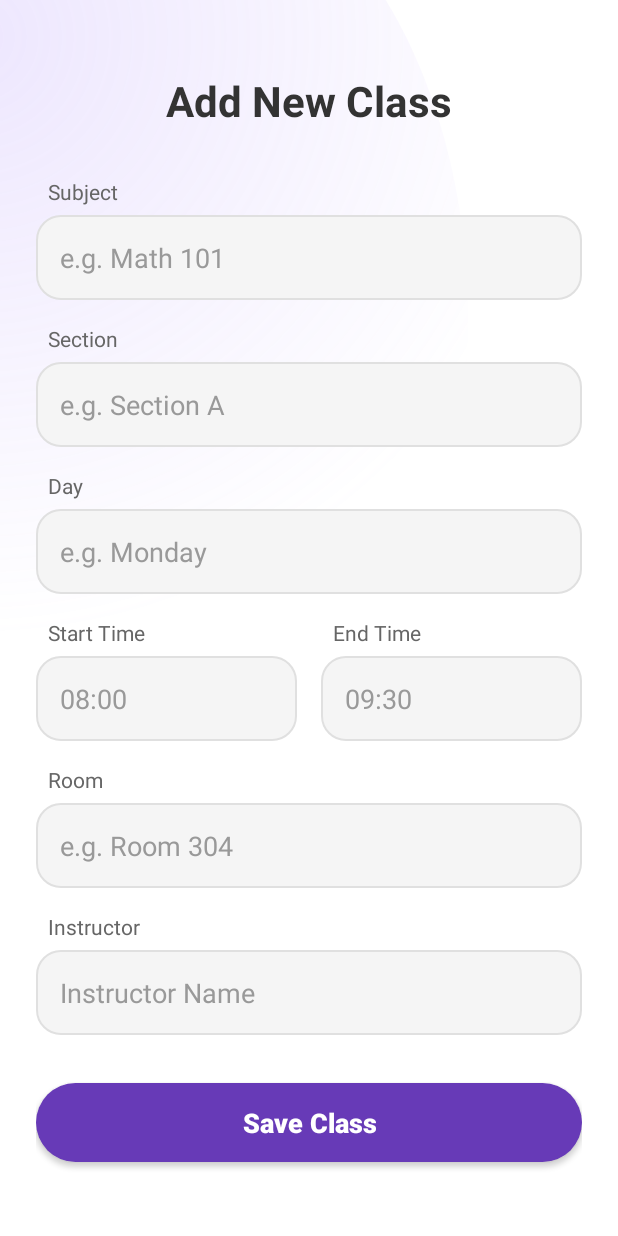
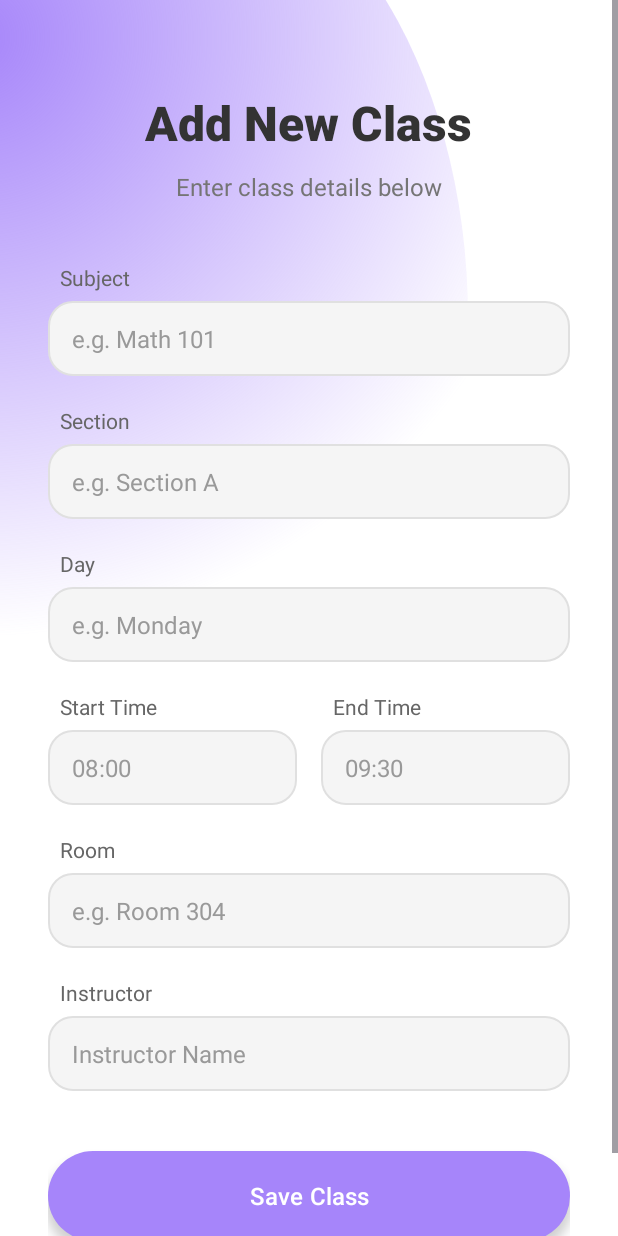
Before and after one commit to Hanes19/scheduling_mangement_system, an Android app: the layout activity_add_class.xml on its own in the app's theme, with its tools: preview values and no code run, on a phone screen of 412 x 824 dp. Run offline under Robolectric (Android 15) with nearby library versions, the phone set to English and light mode, and no system bars.

Commit message:
design_fixed

```diff
--- a/schedule_management/app/src/main/res/drawable/bg_main_gradient.xml
+++ b/schedule_management/app/src/main/res/drawable/bg_main_gradient.xml
@@ -15,7 +15,7 @@
         android:bottom="300dp">
         <shape android:shape="oval">
             <gradient
-                android:startColor="#33A685FA"
+                android:startColor="#FFA685FA"
                 android:endColor="#00FFFFFF"
                 android:type="radial"
                 android:gradientRadius="400dp"
--- a/schedule_management/app/src/main/res/layout/activity_add_class.xml
+++ b/schedule_management/app/src/main/res/layout/activity_add_class.xml
@@ -1,5 +1,6 @@
 <?xml version="1.0" encoding="utf-8"?>
 <ScrollView xmlns:android="http://schemas.android.com/apk/res/android"
+    xmlns:app="http://schemas.android.com/apk/res-auto"
     android:layout_width="match_parent"
     android:layout_height="match_parent"
     android:background="@drawable/bg_main_gradient"
@@ -9,19 +10,28 @@
         android:layout_width="match_parent"
         android:layout_height="wrap_content"
         android:orientation="vertical"
-        android:padding="24dp">
+        android:padding="32dp">
 
         <!-- Header -->
         <TextView
-            android:layout_width="match_parent"
+            android:layout_width="wrap_content"
             android:layout_height="wrap_content"
             android:text="Add New Class"
-            android:textColor="#333333"
-            android:textSize="28sp"
-            android:textStyle="bold"
-            android:gravity="center"
-            android:layout_marginTop="24dp"
-            android:layout_marginBottom="32dp"/>
+            android:textSize="32sp"
+            android:fontFamily="sans-serif-black"
+            android:layout_marginTop="28dp"
+            android:layout_marginBottom="10dp"
+            android:textColor="@color/text_dark"
+            android:layout_gravity="center_horizontal"/>
+
+        <TextView
+            android:layout_width="wrap_content"
+            android:layout_height="wrap_content"
+            android:text="Enter class details below"
+            android:textSize="16sp"
+            android:layout_marginBottom="40dp"
+            android:textColor="#757575"
+            android:layout_gravity="center_horizontal"/>
 
         <!-- Subject Input -->
         <TextView
@@ -36,14 +46,16 @@
         <EditText
             android:id="@+id/etSubject"
             android:layout_width="match_parent"
-            android:layout_height="wrap_content"
+            android:layout_height="50dp"
             android:background="@drawable/bg_input_rounded"
-            android:padding="16dp"
+            android:paddingStart="16dp"
+            android:paddingEnd="16dp"
             android:hint="e.g. Math 101"
-            android:textColor="#000000"
+            android:textColor="#333333"
             android:textColorHint="#999999"
+            android:textSize="16sp"
             android:inputType="textCapWords"
-            android:layout_marginBottom="16dp"/>
+            android:layout_marginBottom="20dp"/>
 
         <!-- Section Input -->
         <TextView
@@ -58,14 +70,16 @@
         <EditText
             android:id="@+id/etSection"
             android:layout_width="match_parent"
-            android:layout_height="wrap_content"
+            android:layout_height="50dp"
             android:background="@drawable/bg_input_rounded"
-            android:padding="16dp"
+            android:paddingStart="16dp"
+            android:paddingEnd="16dp"
             android:hint="e.g. Section A"
-            android:textColor="#000000"
+            android:textColor="#333333"
             android:textColorHint="#999999"
+            android:textSize="16sp"
             android:inputType="textCapCharacters"
-            android:layout_marginBottom="16dp"/>
+            android:layout_marginBottom="20dp"/>
 
         <!-- Day Input -->
         <TextView
@@ -80,14 +94,16 @@
         <EditText
             android:id="@+id/etDay"
             android:layout_width="match_parent"
-            android:layout_height="wrap_content"
+            android:layout_height="50dp"
             android:background="@drawable/bg_input_rounded"
-            android:padding="16dp"
+            android:paddingStart="16dp"
+            android:paddingEnd="16dp"
             android:hint="e.g. Monday"
-            android:textColor="#000000"
+            android:textColor="#333333"
             android:textColorHint="#999999"
+            android:textSize="16sp"
             android:inputType="textCapWords"
-            android:layout_marginBottom="16dp"/>
+            android:layout_marginBottom="20dp"/>
 
         <!-- Time Row -->
         <LinearLayout
@@ -95,7 +111,7 @@
             android:layout_height="wrap_content"
             android:orientation="horizontal"
             android:baselineAligned="false"
-            android:layout_marginBottom="16dp">
+            android:layout_marginBottom="20dp">
 
             <!-- Start Time -->
             <LinearLayout
@@ -117,13 +133,15 @@
                 <EditText
                     android:id="@+id/etStartTime"
                     android:layout_width="match_parent"
-                    android:layout_height="wrap_content"
+                    android:layout_height="50dp"
                     android:background="@drawable/bg_input_rounded"
-                    android:padding="16dp"
+                    android:paddingStart="16dp"
+                    android:paddingEnd="16dp"
                     android:hint="08:00"
-                    android:textColor="#000000"
+                    android:textColor="#333333"
                     android:textColorHint="#999999"
-                    android:inputType="number"/>
+                    android:textSize="16sp"
+                    android:inputType="time"/>
             </LinearLayout>
 
             <!-- End Time -->
@@ -146,13 +164,15 @@
                 <EditText
                     android:id="@+id/etEndTime"
                     android:layout_width="match_parent"
-                    android:layout_height="wrap_content"
+                    android:layout_height="50dp"
                     android:background="@drawable/bg_input_rounded"
-                    android:padding="16dp"
+                    android:paddingStart="16dp"
+                    android:paddingEnd="16dp"
                     android:hint="09:30"
-                    android:textColor="#000000"
+                    android:textColor="#333333"
                     android:textColorHint="#999999"
-                    android:inputType="number"/>
+                    android:textSize="16sp"
+                    android:inputType="time"/>
             </LinearLayout>
         </LinearLayout>
 
@@ -169,14 +189,16 @@
         <EditText
             android:id="@+id/etRoom"
             android:layout_width="match_parent"
-            android:layout_height="wrap_content"
+            android:layout_height="50dp"
             android:background="@drawable/bg_input_rounded"
-            android:padding="16dp"
+            android:paddingStart="16dp"
+            android:paddingEnd="16dp"
             android:hint="e.g. Room 304"
-            android:textColor="#000000"
+            android:textColor="#333333"
             android:textColorHint="#999999"
+            android:textSize="16sp"
             android:inputType="text"
-            android:layout_marginBottom="16dp"/>
+            android:layout_marginBottom="20dp"/>
 
         <!-- Instructor Input -->
         <TextView
@@ -191,28 +213,31 @@
         <EditText
             android:id="@+id/etInstructor"
             android:layout_width="match_parent"
-            android:layout_height="wrap_content"
+            android:layout_height="50dp"
             android:background="@drawable/bg_input_rounded"
-            android:padding="16dp"
+            android:paddingStart="16dp"
+            android:paddingEnd="16dp"
             android:hint="Instructor Name"
-            android:textColor="#000000"
+            android:textColor="#333333"
             android:textColorHint="#999999"
+            android:textSize="16sp"
             android:inputType="textPersonName"
-            android:layout_marginBottom="32dp"/>
+            android:layout_marginBottom="40dp"/>
 
         <!-- Action Button -->
-        <androidx.appcompat.widget.AppCompatButton
+        <Button
             android:id="@+id/btnSaveClass"
             android:layout_width="match_parent"
-            android:layout_height="wrap_content"
-            android:background="@drawable/bg_button_rounded"
+            android:layout_height="60dp"
+            android:text="Save Class"
+            android:textSize="16sp"
+            android:textAllCaps="false"
+            android:textColor="@color/white"
+            android:background="@drawable/btn_rounded_purple"
+            app:backgroundTint="@null"
             android:elevation="4dp"
-            android:padding="14dp"
-            android:text="Save Class"
-            android:textAllCaps="false"
-            android:textColor="#FFFFFF"
-            android:textSize="18sp"
-            android:textStyle="bold" />
+            android:stateListAnimator="@null"
+            android:layout_marginBottom="24dp"/>
 
     </LinearLayout>
 </ScrollView>
--- a/schedule_management/app/src/main/res/layout/activity_admin_dashboard.xml
+++ b/schedule_management/app/src/main/res/layout/activity_admin_dashboard.xml
@@ -1,18 +1,18 @@
 <?xml version="1.0" encoding="utf-8"?>
 <LinearLayout xmlns:android="http://schemas.android.com/apk/res/android"
+    xmlns:app="http://schemas.android.com/apk/res-auto"
     android:layout_width="match_parent"
     android:layout_height="match_parent"
     android:orientation="vertical"
     android:padding="32dp"
     android:gravity="center_horizontal"
-    android:background="@drawable/bg_main_gradient"
-    >
+    android:background="@drawable/bg_main_gradient">
 
     <!-- Header Section -->
     <TextView
         android:layout_width="wrap_content"
         android:layout_height="wrap_content"
-        android:text="ADMIN PANEL"
+        android:text="Admin Panel"
         android:textSize="32sp"
         android:fontFamily="sans-serif-black"
         android:layout_marginTop="60dp"
@@ -26,7 +26,6 @@
         android:textSize="16sp"
         android:layout_marginBottom="60dp"
         android:textColor="#757575"/>
-
 
     <!-- Menu Buttons Container -->
     <LinearLayout
@@ -45,6 +44,7 @@
             android:textAllCaps="false"
             android:textColor="@color/white"
             android:background="@drawable/btn_rounded_purple"
+            app:backgroundTint="@null"
             android:layout_marginBottom="24dp"
             android:elevation="4dp"
             android:stateListAnimator="@null"/>
@@ -58,6 +58,7 @@
             android:textAllCaps="false"
             android:textColor="@color/white"
             android:background="@drawable/btn_rounded_purple"
+            app:backgroundTint="@null"
             android:layout_marginBottom="24dp"
             android:elevation="4dp"
             android:stateListAnimator="@null"/>
@@ -71,6 +72,7 @@
             android:textAllCaps="false"
             android:textColor="@color/white"
             android:background="@drawable/btn_rounded_purple"
+            app:backgroundTint="@null"
             android:layout_marginBottom="24dp"
             android:elevation="4dp"
             android:stateListAnimator="@null"/>
@@ -87,6 +89,7 @@
         android:textAllCaps="false"
         android:textColor="@color/white"
         android:background="@drawable/btn_rounded_red"
+        app:backgroundTint="@null"
         android:layout_marginBottom="32dp"
         android:elevation="2dp"
         android:stateListAnimator="@null"/>
```
